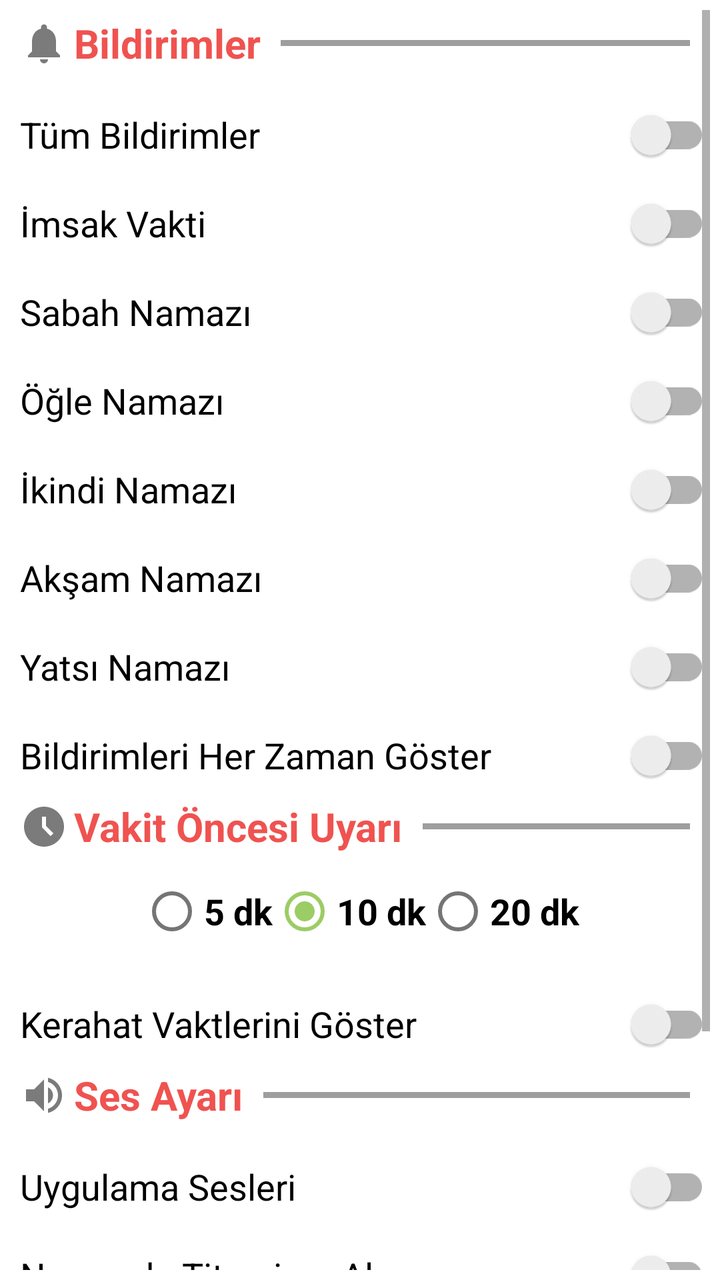
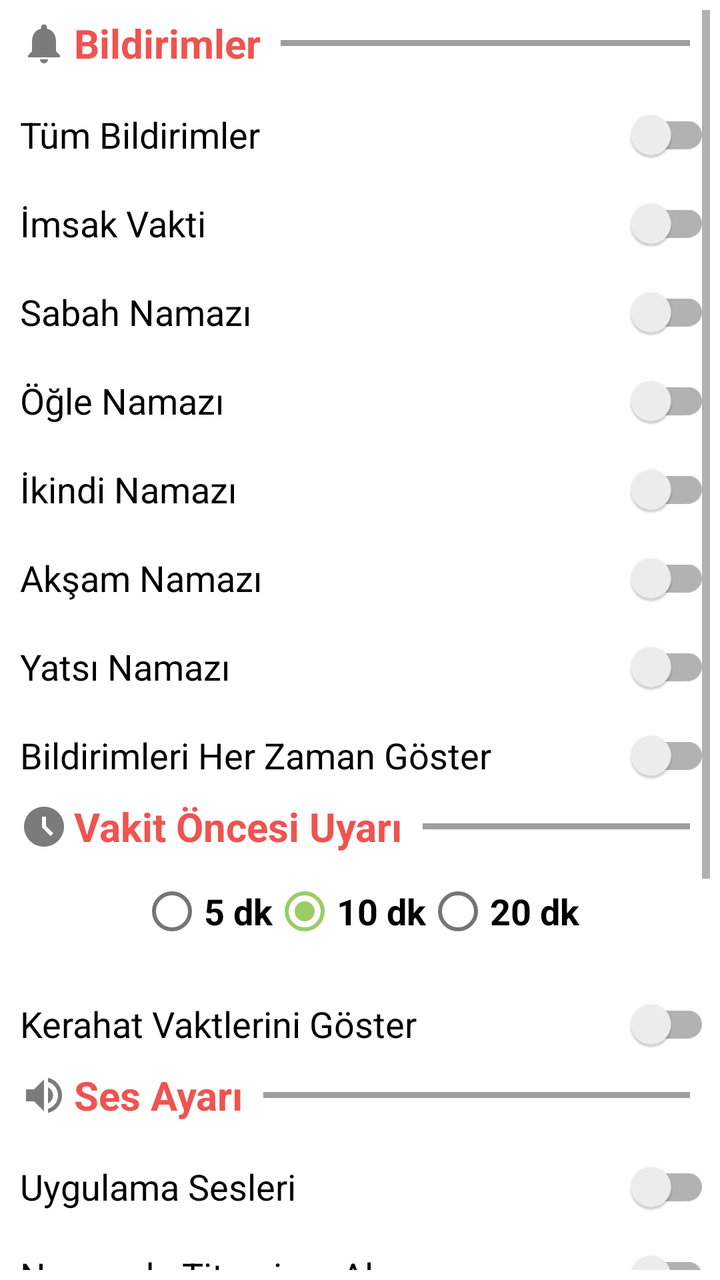

The first picture is an Android layout as it rendered before a commit; the second is the same layout after the commit. The layout source and the unified diff follow.
<!-- AndroidManifest.xml: application theme Theme.Yolcu -->
<!-- res/layout/activity_settings.xml -->
<?xml version="1.0" encoding="utf-8"?>
<androidx.constraintlayout.widget.ConstraintLayout xmlns:android="http://schemas.android.com/apk/res/android"
    xmlns:app="http://schemas.android.com/apk/res-auto"
    xmlns:tools="http://schemas.android.com/tools"
    android:layout_width="match_parent"
    android:layout_height="match_parent"
    android:padding="5dp"
    tools:context=".ui.main.SettingsActivity">

    
    <ScrollView
        android:id="@+id/popupVerticalScroll"
        android:layout_width="match_parent"
        android:layout_height="wrap_content"
        app:layout_constraintEnd_toEndOf="parent"
        app:layout_constraintStart_toStartOf="parent"
        app:layout_constraintTop_toTopOf="parent">

        <androidx.constraintlayout.widget.ConstraintLayout
            android:id="@+id/popupVerticalScrollConstraintLayout"
            android:layout_width="match_parent"
            android:layout_height="wrap_content">

            <ImageView
                android:id="@+id/notification_icon"
                android:layout_width="24dp"
                android:layout_height="24dp"
                android:layout_margin="5dp"
                android:contentDescription="Bildirim"
                android:src="@drawable/baseline_notifications_24"
                app:layout_constraintBottom_toBottomOf="@+id/notificationLabel"
                app:layout_constraintStart_toStartOf="parent"
                app:layout_constraintTop_toTopOf="@+id/notificationLabel" />

            <TextView
                android:id="@+id/notificationLabel"
                android:layout_width="wrap_content"
                android:layout_height="wrap_content"
                android:layout_margin="3dp"
                android:text="Bildirimler"
                android:textColor="@color/pastelRedColor_m"
                android:textSize="20sp"
                android:textStyle="bold"
                app:layout_constraintStart_toEndOf="@+id/notification_icon"
                app:layout_constraintTop_toTopOf="parent" />

            
            <View
                android:id="@+id/line_notification"
                android:layout_width="0dp"
                android:layout_height="3dp"
                android:layout_centerInParent="true"
                android:layout_marginStart="10dp"
                android:layout_marginEnd="10dp"
                android:background="@color/colorGray"
                app:layout_constraintBottom_toBottomOf="@+id/notificationLabel"
                app:layout_constraintEnd_toEndOf="parent"
                app:layout_constraintStart_toEndOf="@+id/notificationLabel"
                app:layout_constraintTop_toTopOf="@+id/notificationLabel"
                />

            <TextView
                android:id="@+id/all_notification_label"
                android:layout_width="wrap_content"
                android:layout_height="wrap_content"
                android:layout_marginStart="5dp"
                android:layout_marginTop="20dp"
                android:text="Tüm Bildirimler"
                android:textSize="18sp"
                app:layout_constraintStart_toStartOf="parent"
                app:layout_constraintTop_toBottomOf="@id/notificationLabel" />


            <androidx.appcompat.widget.SwitchCompat
                android:id="@+id/switchNotification_All"
                android:layout_width="wrap_content"
                android:layout_height="wrap_content"
                app:layout_constraintBottom_toBottomOf="@+id/all_notification_label"
                app:layout_constraintEnd_toEndOf="parent"
                app:layout_constraintTop_toTopOf="@+id/all_notification_label" />

            <TextView
                android:id="@+id/vakit_1"
                android:layout_width="wrap_content"
                android:layout_height="wrap_content"
                android:layout_marginStart="5dp"
                android:layout_marginTop="20dp"
                android:text="@string/imsak_vakti"
                android:textSize="18sp"
                app:layout_constraintStart_toStartOf="parent"
                app:layout_constraintTop_toBottomOf="@id/all_notification_label" />

            <androidx.appcompat.widget.SwitchCompat
                android:id="@+id/switchNotification_Imsak"
                android:layout_width="wrap_content"
                android:layout_height="wrap_content"
                app:layout_constraintBottom_toBottomOf="@+id/vakit_1"
                app:layout_constraintEnd_toEndOf="parent"
                app:layout_constraintTop_toTopOf="@+id/vakit_1" />

            <TextView
                android:id="@+id/vakit_2"
                android:layout_width="wrap_content"
                android:layout_height="wrap_content"
                android:layout_marginStart="5dp"
                android:layout_marginTop="20dp"
                android:text="@string/sabah_namazi"
                android:textSize="18sp"
                app:layout_constraintStart_toStartOf="parent"
                app:layout_constraintTop_toBottomOf="@id/vakit_1" />

            <androidx.appcompat.widget.SwitchCompat
                android:id="@+id/switchNotification_Sabah"
                android:layout_width="wrap_content"
                android:layout_height="wrap_content"
                app:layout_constraintBottom_toBottomOf="@+id/vakit_2"
                app:layout_constraintEnd_toEndOf="parent"
                app:layout_constraintTop_toTopOf="@+id/vakit_2" />

            <TextView
                android:id="@+id/vakit_3"
                android:layout_width="wrap_content"
                android:layout_height="wrap_content"
                android:layout_marginStart="5dp"
                android:layout_marginTop="20dp"
                android:text="@string/ogle_namazi"
                android:textSize="18sp"
                app:layout_constraintStart_toStartOf="parent"
                app:layout_constraintTop_toBottomOf="@id/vakit_2" />

            <androidx.appcompat.widget.SwitchCompat
                android:id="@+id/switchNotification_Ogle"
                android:layout_width="wrap_content"
                android:layout_height="wrap_content"
                app:layout_constraintBottom_toBottomOf="@+id/vakit_3"
                app:layout_constraintEnd_toEndOf="parent"
                app:layout_constraintTop_toTopOf="@+id/vakit_3" />

            <TextView
                android:id="@+id/vakit_4"
                android:layout_width="wrap_content"
                android:layout_height="wrap_content"
                android:layout_marginStart="5dp"
                android:layout_marginTop="20dp"
                android:text="@string/ikindi_namazi"
                android:textSize="18sp"
                app:layout_constraintStart_toStartOf="parent"
                app:layout_constraintTop_toBottomOf="@id/vakit_3" />

            <androidx.appcompat.widget.SwitchCompat
                android:id="@+id/switchNotification_Ikindi"
                android:layout_width="wrap_content"
                android:layout_height="wrap_content"
                app:layout_constraintBottom_toBottomOf="@+id/vakit_4"
                app:layout_constraintEnd_toEndOf="parent"
                app:layout_constraintTop_toTopOf="@+id/vakit_4" />

            <TextView
                android:id="@+id/vakit_5"
                android:layout_width="wrap_content"
                android:layout_height="wrap_content"
                android:layout_marginStart="5dp"
                android:layout_marginTop="20dp"
                android:text="@string/aksam_namazi"
                android:textSize="18sp"
                app:layout_constraintStart_toStartOf="parent"
                app:layout_constraintTop_toBottomOf="@id/vakit_4" />

            <androidx.appcompat.widget.SwitchCompat
                android:id="@+id/switchNotification_Aksam"
                android:layout_width="wrap_content"
                android:layout_height="wrap_content"
                app:layout_constraintBottom_toBottomOf="@+id/vakit_5"
                app:layout_constraintEnd_toEndOf="parent"
                app:layout_constraintTop_toTopOf="@+id/vakit_5" />

            <TextView
                android:id="@+id/vakit_6"
                android:layout_width="wrap_content"
                android:layout_height="wrap_content"
                android:layout_marginStart="5dp"
                android:layout_marginTop="20dp"
                android:text="@string/yatsi_namazi"
                android:textSize="18sp"
                app:layout_constraintStart_toStartOf="parent"
                app:layout_constraintTop_toBottomOf="@id/vakit_5" />

            <androidx.appcompat.widget.SwitchCompat
                android:id="@+id/switchNotification_Yatsi"
                android:layout_width="wrap_content"
                android:layout_height="wrap_content"
                app:layout_constraintBottom_toBottomOf="@+id/vakit_6"
                app:layout_constraintEnd_toEndOf="parent"
                app:layout_constraintTop_toTopOf="@+id/vakit_6" />

            <TextView
                android:id="@+id/vakitHerzamanGoster"
                android:layout_width="wrap_content"
                android:layout_height="wrap_content"
                android:layout_marginStart="5dp"
                android:layout_marginTop="20dp"
                android:text="@string/vakitHerzamanGoster"
                android:textSize="18sp"
                app:layout_constraintStart_toStartOf="parent"
                app:layout_constraintTop_toBottomOf="@id/vakit_6" />

            <androidx.appcompat.widget.SwitchCompat
                android:id="@+id/switchNotification_VakitHerzamanGoster"
                android:layout_width="wrap_content"
                android:layout_height="wrap_content"
                app:layout_constraintBottom_toBottomOf="@+id/vakitHerzamanGoster"
                app:layout_constraintEnd_toEndOf="parent"
                app:layout_constraintTop_toTopOf="@+id/vakitHerzamanGoster" />

            

            <ImageView
                android:id="@+id/setting_timer_image"
                android:layout_width="24dp"
                android:layout_height="24dp"
                android:layout_margin="5dp"
                android:contentDescription="Bildirim"
                android:src="@drawable/baseline_access_time_filled_24"
                app:layout_constraintBottom_toBottomOf="@+id/settingTimerLabel"
                app:layout_constraintStart_toStartOf="parent"
                app:layout_constraintTop_toTopOf="@+id/settingTimerLabel" />

            <TextView
                android:id="@+id/settingTimerLabel"
                android:layout_width="wrap_content"
                android:layout_height="wrap_content"
                android:layout_marginTop="10dp"
                android:layout_marginStart="3dp"
                android:text="Vakit Öncesi Uyarı"
                android:textColor="@color/pastelRedColor_m"
                android:textSize="20sp"
                android:textStyle="bold"
                app:layout_constraintStart_toEndOf="@+id/setting_timer_image"
                app:layout_constraintTop_toBottomOf="@id/vakitHerzamanGoster" />

            
            <View
                android:id="@+id/line_timer"
                android:layout_width="0dp"
                android:layout_height="3dp"
                android:layout_centerInParent="true"
                android:layout_marginStart="10dp"
                android:layout_marginEnd="10dp"
                android:background="@color/colorGray"
                app:layout_constraintBottom_toBottomOf="@+id/settingTimerLabel"
                app:layout_constraintEnd_toEndOf="parent"
                app:layout_constraintStart_toEndOf="@+id/settingTimerLabel"
                app:layout_constraintTop_toTopOf="@+id/settingTimerLabel" />


            <RadioGroup
                android:id="@+id/radioGroupVakit"
                android:layout_width="0dp"
                android:layout_height="wrap_content"
                android:orientation="horizontal"
                android:layout_margin="5dp"
                android:gravity="center"
                app:layout_constraintTop_toBottomOf="@id/settingTimerLabel"
                app:layout_constraintStart_toStartOf="parent"
                app:layout_constraintEnd_toEndOf="parent">

                <RadioButton
                    android:id="@+id/radioButtonVakitBes"
                    android:layout_width="wrap_content"
                    android:layout_height="wrap_content"
                    android:text="5 dk"
                    android:textSize="18sp"
                    android:textStyle="bold"
                    />

                <RadioButton
                    android:id="@+id/radioButtonVakitOn"
                    android:layout_width="wrap_content"
                    android:layout_height="wrap_content"
                    android:textSize="18sp"
                    android:textStyle="bold"
                    android:text="10 dk"
                    android:checked="true"
                    />

                <RadioButton
                    android:id="@+id/radioButtonVakitYirmi"
                    android:layout_width="wrap_content"
                    android:layout_height="wrap_content"
                    android:textSize="18sp"
                    android:textStyle="bold"
                    android:text="20 dk"
                    />
            </RadioGroup>

            <TextView
                android:id="@+id/vakit_kerahat"
                android:layout_width="wrap_content"
                android:layout_height="wrap_content"
                android:layout_marginStart="5dp"
                android:layout_marginTop="20dp"
                android:text="@string/kerahat_vakti"
                android:textSize="18sp"
                app:layout_constraintStart_toStartOf="parent"
                app:layout_constraintTop_toBottomOf="@id/radioGroupVakit" />

            <androidx.appcompat.widget.SwitchCompat
                android:id="@+id/switchNotification_Kerahat"
                android:layout_width="wrap_content"
                android:layout_height="wrap_content"
                app:layout_constraintBottom_toBottomOf="@+id/vakit_kerahat"
                app:layout_constraintEnd_toEndOf="parent"
                app:layout_constraintTop_toTopOf="@+id/vakit_kerahat" />


            

            <ImageView
                android:id="@+id/setting_sound_image"
                android:layout_width="24dp"
                android:layout_height="24dp"
                android:layout_margin="5dp"
                android:contentDescription="Bildirim"
                android:src="@drawable/baseline_volume_up_24"
                app:layout_constraintBottom_toBottomOf="@+id/settingSoundLabel"
                app:layout_constraintStart_toStartOf="parent"
                app:layout_constraintTop_toTopOf="@+id/settingSoundLabel" />

            <TextView
                android:id="@+id/settingSoundLabel"
                android:layout_width="wrap_content"
                android:layout_height="wrap_content"
                android:layout_marginTop="10dp"
                android:layout_marginStart="3dp"
                android:text="Ses Ayarı"
                android:textColor="@color/pastelRedColor_m"
                android:textSize="20sp"
                android:textStyle="bold"
                app:layout_constraintStart_toEndOf="@+id/setting_timer_image"
                app:layout_constraintTop_toBottomOf="@id/vakit_kerahat" />

            
            <View
                android:id="@+id/line_sound"
                android:layout_width="0dp"
                android:layout_height="3dp"
                android:layout_centerInParent="true"
                android:layout_marginStart="10dp"
                android:layout_marginEnd="10dp"
                android:background="@color/colorGray"
                app:layout_constraintBottom_toBottomOf="@+id/settingSoundLabel"
                app:layout_constraintEnd_toEndOf="parent"
                app:layout_constraintStart_toEndOf="@+id/settingSoundLabel"
                app:layout_constraintTop_toTopOf="@+id/settingSoundLabel" />

            <TextView
                android:id="@+id/sound_setting_label"
                android:layout_width="wrap_content"
                android:layout_height="wrap_content"
                android:layout_marginStart="5dp"
                android:layout_marginTop="20dp"
                android:text="@string/sound_setting"
                android:textSize="18sp"
                app:layout_constraintStart_toStartOf="parent"
                app:layout_constraintTop_toBottomOf="@id/settingSoundLabel" />

            <androidx.appcompat.widget.SwitchCompat
                android:id="@+id/switchNotification_Sound"
                android:layout_width="wrap_content"
                android:layout_height="wrap_content"
                app:layout_constraintBottom_toBottomOf="@+id/sound_setting_label"
                app:layout_constraintEnd_toEndOf="parent"
                app:layout_constraintTop_toTopOf="@+id/sound_setting_label" />

            <TextView
                android:id="@+id/vakit_sound_setting_label"
                android:layout_width="wrap_content"
                android:layout_height="wrap_content"
                android:layout_marginStart="5dp"
                android:layout_marginTop="20dp"
                android:text="@string/vakit_sound_setting"
                android:textSize="18sp"
                app:layout_constraintStart_toStartOf="parent"
                app:layout_constraintTop_toBottomOf="@id/sound_setting_label" />

            <androidx.appcompat.widget.SwitchCompat
                android:id="@+id/switchNotification_VakitSound"
                android:layout_width="wrap_content"
                android:layout_height="wrap_content"
                app:layout_constraintBottom_toBottomOf="@+id/vakit_sound_setting_label"
                app:layout_constraintEnd_toEndOf="parent"
                app:layout_constraintTop_toTopOf="@+id/vakit_sound_setting_label" />



            

            <ImageView
                android:id="@+id/setting_iletisim_image"
                android:layout_width="24dp"
                android:layout_height="24dp"
                android:layout_margin="5dp"
                android:contentDescription="Bildirim"
                android:src="@drawable/baseline_info_24_gray"
                app:layout_constraintBottom_toBottomOf="@+id/settingIletisimLabel"
                app:layout_constraintStart_toStartOf="parent"
                app:layout_constraintTop_toTopOf="@+id/settingIletisimLabel" />

            <TextView
                android:id="@+id/settingIletisimLabel"
                android:layout_width="wrap_content"
                android:layout_height="wrap_content"
                android:layout_marginTop="10dp"
                android:layout_marginStart="3dp"
                android:text="İletişim ve Bilgi"
                android:textColor="@color/pastelRedColor_m"
                android:textSize="20sp"
                android:textStyle="bold"
                app:layout_constraintStart_toEndOf="@+id/setting_timer_image"
                app:layout_constraintTop_toBottomOf="@id/vakit_sound_setting_label" />

            
            <View
                android:id="@+id/line_info"
                android:layout_width="0dp"
                android:layout_height="3dp"
                android:layout_centerInParent="true"
                android:layout_marginStart="10dp"
                android:layout_marginEnd="10dp"
                android:background="@color/colorGray"
                app:layout_constraintBottom_toBottomOf="@+id/settingIletisimLabel"
                app:layout_constraintEnd_toEndOf="parent"
                app:layout_constraintStart_toEndOf="@+id/settingIletisimLabel"
                app:layout_constraintTop_toTopOf="@+id/settingIletisimLabel" />

            <Button
                android:id="@+id/contactButton"
                android:layout_width="0dp"
                android:layout_height="60dp"
                android:text="İletişim"
                android:textStyle="bold"
                android:layout_margin="5dp"
                app:layout_constraintEnd_toStartOf="@+id/privacyButton"
                app:layout_constraintStart_toStartOf="parent"
                app:layout_constraintTop_toBottomOf="@id/settingIletisimLabel" />

            <Button
                android:id="@+id/privacyButton"
                android:layout_width="0dp"
                android:layout_height="60dp"
                android:layout_margin="5dp"
                android:textStyle="bold"
                android:gravity="center"
                android:text="Gizlilik ve Kullanım"
                app:layout_constraintEnd_toEndOf="parent"
                app:layout_constraintStart_toEndOf="@id/contactButton"
                app:layout_constraintTop_toBottomOf="@id/settingIletisimLabel" />

            <TextView
                android:id="@+id/versionTextView"
                android:layout_width="wrap_content"
                android:layout_height="wrap_content"
                android:text="@string/app_version"
                android:textSize="15sp"
                android:textStyle="bold"
                android:layout_margin="5dp"
                app:layout_constraintStart_toStartOf="parent"
                app:layout_constraintTop_toBottomOf="@id/contactButton"
                app:layout_constraintEnd_toEndOf="parent"
                app:layout_constraintBottom_toBottomOf="parent"/>

        </androidx.constraintlayout.widget.ConstraintLayout>
    </ScrollView>
</androidx.constraintlayout.widget.ConstraintLayout>
<!-- resources referenced by this layout -->
<resources>
  <color name="colorGray">#9E9E9E</color>
  <color name="pastelRedColor_m">#EF5350</color>
  <!-- drawable baseline_access_time_filled_24 (drawable) -->
  <vector xmlns:android="http://schemas.android.com/apk/res/android" android:height="24dp" android:tint="#7B7B7B" android:viewportHeight="24" android:viewportWidth="24" android:width="24dp">
        
      <path android:fillColor="@android:color/white" android:pathData="M11.99,2C6.47,2 2,6.48 2,12s4.47,10 9.99,10C17.52,22 22,17.52 22,12S17.52,2 11.99,2zM15.29,16.71L11,12.41V7h2v4.59l3.71,3.71L15.29,16.71z"/>
      
  </vector>
  <!-- drawable baseline_info_24_gray (drawable) -->
  <vector xmlns:android="http://schemas.android.com/apk/res/android" android:height="24dp" android:tint="#7B7B7B" android:viewportHeight="24" android:viewportWidth="24" android:width="24dp">
        
      <path android:fillColor="@android:color/white" android:pathData="M12,2C6.48,2 2,6.48 2,12s4.48,10 10,10 10,-4.48 10,-10S17.52,2 12,2zM13,17h-2v-6h2v6zM13,9h-2L11,7h2v2z"/>
      
  </vector>
  <!-- drawable baseline_notifications_24 (drawable) -->
  <vector xmlns:android="http://schemas.android.com/apk/res/android" android:height="24dp" android:tint="#7B7B7B" android:viewportHeight="24" android:viewportWidth="24" android:width="24dp">
        
      <path android:fillColor="@android:color/white" android:pathData="M12,22c1.1,0 2,-0.9 2,-2h-4c0,1.1 0.89,2 2,2zM18,16v-5c0,-3.07 -1.64,-5.64 -4.5,-6.32L13.5,4c0,-0.83 -0.67,-1.5 -1.5,-1.5s-1.5,0.67 -1.5,1.5v0.68C7.63,5.36 6,7.92 6,11v5l-2,2v1h16v-1l-2,-2z"/>
      
  </vector>
  <!-- drawable baseline_volume_up_24 (drawable) -->
  <vector xmlns:android="http://schemas.android.com/apk/res/android" android:autoMirrored="true" android:height="24dp" android:tint="#7B7B7B" android:viewportHeight="24" android:viewportWidth="24" android:width="24dp">
        
      <path android:fillColor="@android:color/white" android:pathData="M3,9v6h4l5,5L12,4L7,9L3,9zM16.5,12c0,-1.77 -1.02,-3.29 -2.5,-4.03v8.05c1.48,-0.73 2.5,-2.25 2.5,-4.02zM14,3.23v2.06c2.89,0.86 5,3.54 5,6.71s-2.11,5.85 -5,6.71v2.06c4.01,-0.91 7,-4.49 7,-8.77s-2.99,-7.86 -7,-8.77z"/>
      
  </vector>
  <string name="aksam_namazi">Akşam Namazı</string>
  <string name="app_version">1.0.1</string>
  <string name="ikindi_namazi">İkindi Namazı</string>
  <string name="imsak_vakti">İmsak Vakti</string>
  <string name="kerahat_vakti">Kerahat Vaktlerini Göster</string>
  <string name="ogle_namazi">Öğle Namazı</string>
  <string name="sabah_namazi">Sabah Namazı</string>
  <string name="sound_setting">Uygulama Sesleri</string>
  <string name="vakitHerzamanGoster">Bildirimleri Her Zaman Göster</string>
  <string name="vakit_sound_setting">Namazda Titreşime Al</string>
  <string name="yatsi_namazi">Yatsı Namazı</string>
  <style name="Theme.Yolcu" parent="Theme.MaterialComponents.DayNight.DarkActionBar">
          
          <item name="colorPrimary">#9CCC65</item>
          <item name="colorPrimaryVariant">#43A047</item>
          <item name="colorOnPrimary">@color/white</item>
          
          <item name="colorSecondary">#9CCC65</item>
          <item name="colorSecondaryVariant">@color/teal_700</item>
          <item name="colorOnSecondary">@color/white</item>
          
          <item name="android:statusBarColor">?attr/colorPrimaryVariant</item>
          
          <item name="actionMenuTextColor">@color/white</item>
          <item name="android:actionMenuTextColor">@color/white</item>
          <item name="android:textColor">@color/black</item>
      </style>
  <color name="white">#FFFFFFFF</color>
  <color name="teal_700">#FF018786</color>
  <color name="black">#FF000000</color>
</resources>

<!-- the commit's change to res/layout/activity_settings.xml (unified diff, before → after) -->
@@ -392,7 +392,75 @@
                 app:layout_constraintTop_toTopOf="@+id/vakit_sound_setting_label" />
 
 
-
+            
+            <TextView
+                android:id="@+id/ezan_spinner_label"
+                android:layout_width="wrap_content"
+                android:layout_height="wrap_content"
+                android:layout_marginStart="5dp"
+                android:layout_marginTop="20dp"
+                android:text="Ezan bildirim sesi"
+                android:textSize="18sp"
+                app:layout_constraintStart_toStartOf="parent"
+                app:layout_constraintTop_toBottomOf="@id/vakit_sound_setting_label" />
+
+            <TextView
+                android:id="@+id/ezan_spinner_label_ek"
+                android:layout_width="wrap_content"
+                android:layout_height="wrap_content"
+                android:layout_marginStart="5dp"
+                android:text="(Medya Ses seviyesini kullanır)"
+                android:textSize="12sp"
+                android:textStyle="italic|bold"
+                android:textColor="@color/redAlertColor"
+                app:layout_constraintBottom_toBottomOf="@+id/ezan_spinner_label"
+                app:layout_constraintStart_toEndOf="@id/ezan_spinner_label"
+                app:layout_constraintTop_toTopOf="@+id/ezan_spinner_label" />
+
+            <Spinner
+                android:id="@+id/spinner_ezan_sound"
+                android:layout_width="0dp"
+                android:layout_height="wrap_content"
+                android:layout_marginStart="5dp"
+                android:layout_marginEnd="5dp"
+                app:layout_constraintEnd_toEndOf="parent"
+                app:layout_constraintStart_toStartOf="parent"
+                app:layout_constraintTop_toBottomOf="@id/ezan_spinner_label" />
+
+            
+            <TextView
+                android:id="@+id/ezan_dua_spinner_label"
+                android:layout_width="wrap_content"
+                android:layout_height="wrap_content"
+                android:layout_marginStart="5dp"
+                android:layout_marginTop="20dp"
+                android:text="Ezan duası"
+                android:textSize="18sp"
+                app:layout_constraintStart_toStartOf="parent"
+                app:layout_constraintTop_toBottomOf="@id/spinner_ezan_sound" />
+
+            <TextView
+                android:id="@+id/ezan_dua_spinner_label_ek"
+                android:layout_width="wrap_content"
+                android:layout_height="wrap_content"
+                android:layout_marginStart="5dp"
+                android:text="(Medya Ses seviyesini kullanır)"
+                android:textSize="12sp"
+                android:textStyle="italic |bold"
+                android:textColor="@color/redAlertColor"
+                app:layout_constraintBottom_toBottomOf="@+id/ezan_dua_spinner_label"
+                app:layout_constraintStart_toEndOf="@id/ezan_dua_spinner_label"
+                app:layout_constraintTop_toTopOf="@+id/ezan_dua_spinner_label" />
+
+            <Spinner
+                android:id="@+id/spinner_ezan_dua"
+                android:layout_width="0dp"
+                android:layout_height="wrap_content"
+                android:layout_marginStart="5dp"
+                android:layout_marginEnd="5dp"
+                app:layout_constraintEnd_toEndOf="parent"
+                app:layout_constraintStart_toStartOf="parent"
+                app:layout_constraintTop_toBottomOf="@id/ezan_dua_spinner_label" />
             
 
             <ImageView
@@ -417,7 +485,7 @@
                 android:textSize="20sp"
                 android:textStyle="bold"
                 app:layout_constraintStart_toEndOf="@+id/setting_timer_image"
-                app:layout_constraintTop_toBottomOf="@id/vakit_sound_setting_label" />
+                app:layout_constraintTop_toBottomOf="@id/spinner_ezan_dua" />
 
             
             <View
<!-- resource entries referenced after the edit -->
@@ -2,6 +2,7 @@
 <resources>
   <color name="colorGray">#9E9E9E</color>
   <color name="pastelRedColor_m">#EF5350</color>
+  <color name="redAlertColor">#EF5350</color>
   <!-- drawable baseline_access_time_filled_24 (drawable) -->
   <vector xmlns:android="http://schemas.android.com/apk/res/android" android:height="24dp" android:tint="#7B7B7B" android:viewportHeight="24" android:viewportWidth="24" android:width="24dp">
         
